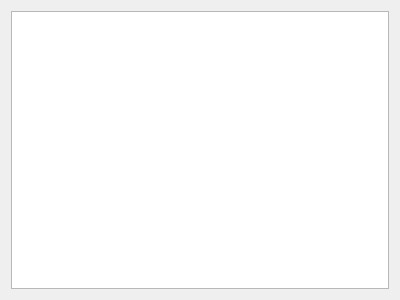
ripose-jp/Memento, file src/gui/widgets/definitionwidget.ui: the form before one commit.
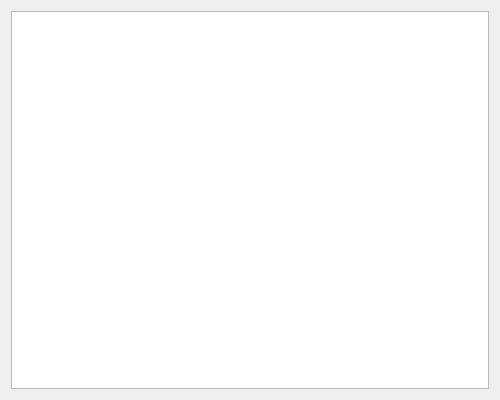
The form after the commit.

Diff of the .ui file:
```diff
--- a/src/gui/widgets/definitionwidget.ui
+++ b/src/gui/widgets/definitionwidget.ui
@@ -6,8 +6,8 @@
    <rect>
     <x>0</x>
     <y>0</y>
-    <width>400</width>
-    <height>300</height>
+    <width>500</width>
+    <height>400</height>
    </rect>
   </property>
   <property name="sizePolicy">
@@ -16,18 +16,6 @@
     <verstretch>0</verstretch>
    </sizepolicy>
   </property>
-  <property name="minimumSize">
-   <size>
-    <width>400</width>
-    <height>0</height>
-   </size>
-  </property>
-  <property name="maximumSize">
-   <size>
-    <width>400</width>
-    <height>300</height>
-   </size>
-  </property>
   <property name="mouseTracking">
    <bool>false</bool>
   </property>
@@ -66,8 +54,8 @@
        <rect>
         <x>0</x>
         <y>0</y>
-        <width>384</width>
-        <height>284</height>
+        <width>484</width>
+        <height>384</height>
        </rect>
       </property>
       <property name="sizePolicy">
```
